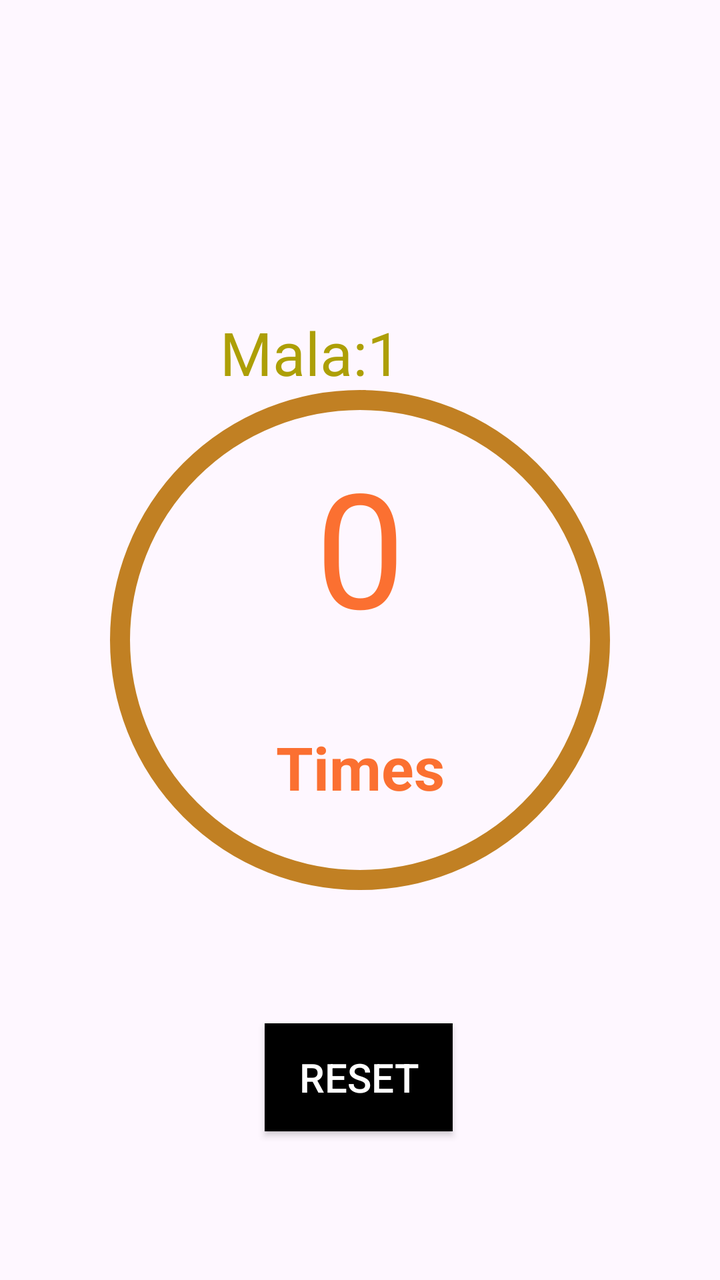
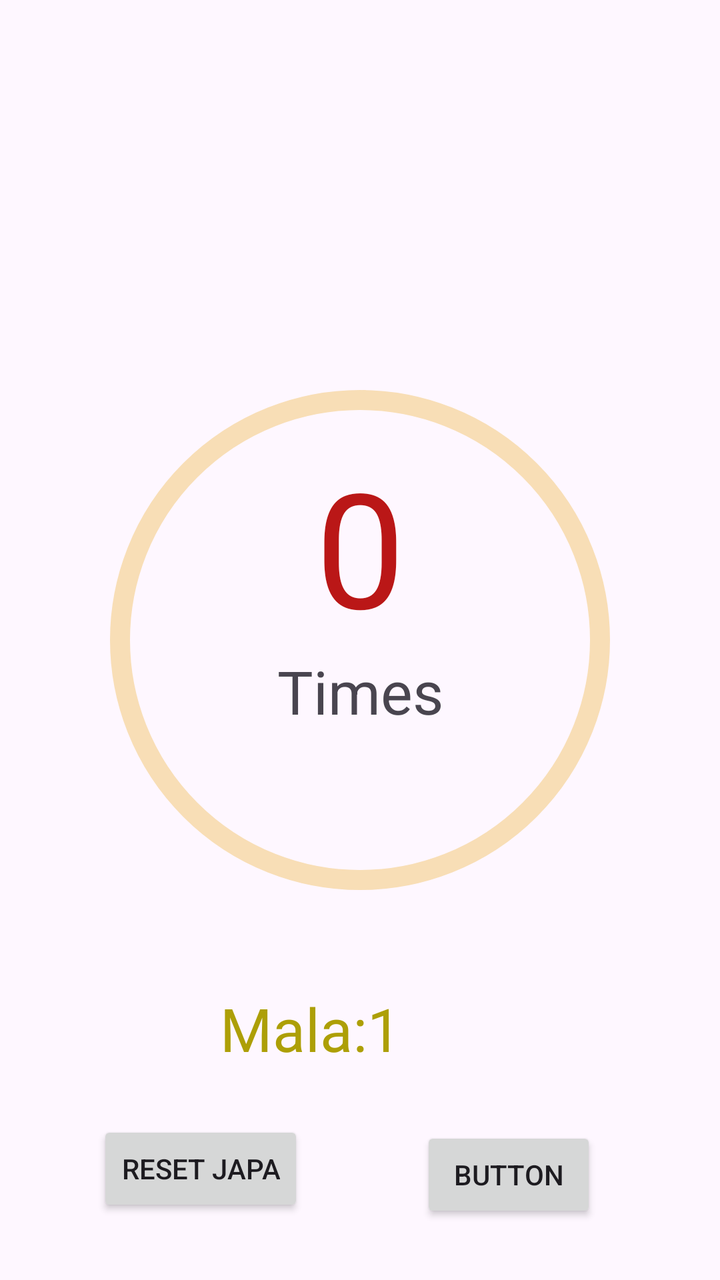

Screens rendered from an Android XML layout before and after an edit, with the pre-edit source and the edit as a unified diff.
<!-- AndroidManifest.xml: application theme Theme.CounterApp -->
<!-- res/layout/activity_main.xml -->
<?xml version="1.0" encoding="utf-8"?>
<androidx.constraintlayout.widget.ConstraintLayout xmlns:android="http://schemas.android.com/apk/res/android"
    xmlns:app="http://schemas.android.com/apk/res-auto"
    xmlns:tools="http://schemas.android.com/tools"
    android:id="@+id/main"
    android:clickable="true"
    android:layout_width="match_parent"
    android:layout_height="match_parent"
    tools:context=".MainActivity">


    <com.google.android.material.progressindicator.CircularProgressIndicator

        android:id="@+id/progress"
        android:layout_width="218dp"
        android:layout_height="230dp"
        app:indicatorSize="250dp"
        android:max="108"
        app:trackColor="#C18023"
        app:indicatorColor="#2C7C1A"
        android:progress="0"
        app:layout_constraintBottom_toBottomOf="parent"
        app:layout_constraintEnd_toEndOf="parent"
        app:layout_constraintStart_toStartOf="parent"
        app:layout_constraintTop_toTopOf="parent"
        app:trackThickness="10dp" />

    <androidx.constraintlayout.widget.ConstraintLayout
        android:id="@+id/constraintLayout"
        android:layout_width="200dp"
        android:layout_height="200dp"
        app:layout_constraintBaseline_toTopOf="parent"
        app:layout_constraintBottom_toBottomOf="parent"
        app:layout_constraintEnd_toEndOf="parent"
        app:layout_constraintHorizontal_bias="0.497"
        app:layout_constraintStart_toStartOf="parent"
        app:layout_constraintTop_toTopOf="parent"
        app:layout_constraintVertical_bias="0.499">

        <TextView
            android:id="@+id/countTxt"
            android:layout_width="wrap_content"
            android:layout_height="wrap_content"
            android:text="0"
            android:textColor="#FB7031"
            android:textSize="80sp"
            app:layout_constraintEnd_toEndOf="parent"
            app:layout_constraintHorizontal_bias="0.503"
            app:layout_constraintStart_toStartOf="parent"
            tools:ignore="MissingConstraints"
            tools:layout_editor_absoluteY="47dp" />

        <TextView
            android:id="@+id/timesTxt"
            android:layout_width="wrap_content"
            android:layout_height="wrap_content"
            android:layout_marginBottom="16dp"
            android:text="Times"
            android:textColor="#FB7031"
            android:textSize="30sp"
            android:textStyle="bold"
            app:layout_constraintBottom_toBottomOf="parent"
            app:layout_constraintEnd_toEndOf="parent"
            app:layout_constraintHorizontal_bias="0.504"
            app:layout_constraintStart_toStartOf="parent" />
    </androidx.constraintlayout.widget.ConstraintLayout>

    <androidx.appcompat.widget.AppCompatButton
        android:id="@+id/resetBtn"
        android:layout_width="94dp"
        android:layout_height="54dp"
        android:background="@color/black"
        android:text="Reset"
        android:textColor="@color/white"
        android:textSize="20sp"
        app:layout_constraintBottom_toBottomOf="parent"
        app:layout_constraintEnd_toEndOf="parent"
        app:layout_constraintHorizontal_bias="0.498"
        app:layout_constraintStart_toStartOf="parent"
        app:layout_constraintTop_toBottomOf="@+id/progress"
        app:layout_constraintVertical_bias="0.457" />

    <LinearLayout
        android:id="@+id/linearLayout"
        android:layout_width="200dp"
        android:layout_height="wrap_content"
        android:orientation="horizontal"
        app:layout_constraintBottom_toBottomOf="parent"
        app:layout_constraintEnd_toEndOf="parent"
        app:layout_constraintHorizontal_bias="0.687"
        app:layout_constraintStart_toStartOf="parent"
        app:layout_constraintTop_toTopOf="parent"
        app:layout_constraintVertical_bias="0.26">

        <TextView
            android:id="@+id/mala_text"
            android:layout_width="wrap_content"
            android:layout_height="wrap_content"
            android:text="Mala:"
            android:textColor="#AD9F06"
            android:textSize="30sp"
            tools:layout_editor_absoluteX="155dp"
            tools:layout_editor_absoluteY="504dp" />

        <TextView
            android:id="@+id/mala_count"
            android:layout_width="wrap_content"
            android:layout_height="wrap_content"
            android:text="1"
            android:textColor="#AD9F06"
            android:textSize="30sp"
            tools:layout_editor_absoluteX="241dp"
            tools:layout_editor_absoluteY="503dp" />

    </LinearLayout>
</androidx.constraintlayout.widget.ConstraintLayout>
<!-- resources referenced by this layout -->
<resources>
  <color name="black">#FF000000</color>
  <color name="white">#FFFFFFFF</color>
  <style name="Theme.CounterApp" parent="Base.Theme.CounterApp" />
  <style name="Base.Theme.CounterApp" parent="Theme.Material3.DayNight.NoActionBar">
          
          
      </style>
</resources>

<!-- the commit's change to res/layout/activity_main.xml (unified diff, before → after) -->
@@ -3,82 +3,74 @@
     xmlns:app="http://schemas.android.com/apk/res-auto"
     xmlns:tools="http://schemas.android.com/tools"
     android:id="@+id/main"
-    android:clickable="true"
+    android:hapticFeedbackEnabled="true"
     android:layout_width="match_parent"
     android:layout_height="match_parent"
-    tools:context=".MainActivity">
+    tools:context=".MainActivity"
+    android:clickable="true">
 
 
     <com.google.android.material.progressindicator.CircularProgressIndicator
-
-        android:id="@+id/progress"
-        android:layout_width="218dp"
-        android:layout_height="230dp"
+        android:id="@+id/circularIndiacator"
+        android:layout_width="wrap_content"
+        android:layout_height="wrap_content"
+        android:indeterminate="false"
+        app:trackThickness="10dp"
+        app:trackColor="#F8DEB6"
+        app:indicatorColor="#E26C32"
+        android:max="108"
+        app:indicatorInset="5dp"
         app:indicatorSize="250dp"
-        android:max="108"
-        app:trackColor="#C18023"
-        app:indicatorColor="#2C7C1A"
-        android:progress="0"
         app:layout_constraintBottom_toBottomOf="parent"
         app:layout_constraintEnd_toEndOf="parent"
         app:layout_constraintStart_toStartOf="parent"
-        app:layout_constraintTop_toTopOf="parent"
-        app:trackThickness="10dp" />
+        app:layout_constraintTop_toTopOf="parent" />
 
     <androidx.constraintlayout.widget.ConstraintLayout
         android:id="@+id/constraintLayout"
         android:layout_width="200dp"
         android:layout_height="200dp"
-        app:layout_constraintBaseline_toTopOf="parent"
-        app:layout_constraintBottom_toBottomOf="parent"
+        app:layout_constraintBottom_toTopOf="@+id/linearLayout"
         app:layout_constraintEnd_toEndOf="parent"
         app:layout_constraintHorizontal_bias="0.497"
         app:layout_constraintStart_toStartOf="parent"
         app:layout_constraintTop_toTopOf="parent"
-        app:layout_constraintVertical_bias="0.499">
+        app:layout_constraintVertical_bias="0.716">
 
         <TextView
-            android:id="@+id/countTxt"
+            android:id="@+id/counterNumbertxt"
             android:layout_width="wrap_content"
-            android:layout_height="wrap_content"
+            android:layout_height="90dp"
+            android:layout_centerInParent="true"
+            android:layout_marginBottom="7dp"
+            android:gravity="center"
             android:text="0"
-            android:textColor="#FB7031"
-            android:textSize="80sp"
+            android:textColor="#BA1717"
+            android:textSize="80dp"
+            app:layout_constraintBottom_toTopOf="@+id/textView"
             app:layout_constraintEnd_toEndOf="parent"
             app:layout_constraintHorizontal_bias="0.503"
             app:layout_constraintStart_toStartOf="parent"
-            tools:ignore="MissingConstraints"
-            tools:layout_editor_absoluteY="47dp" />
+            app:layout_constraintTop_toTopOf="parent"
+            app:layout_constraintVertical_bias="0.0" />
 
         <TextView
-            android:id="@+id/timesTxt"
+            android:id="@+id/textView"
             android:layout_width="wrap_content"
             android:layout_height="wrap_content"
-            android:layout_marginBottom="16dp"
+            android:layout_below="@+id/counterNumbertxt"
+            android:layout_centerHorizontal="true"
+            android:layout_marginBottom="36dp"
             android:text="Times"
-            android:textColor="#FB7031"
             android:textSize="30sp"
-            android:textStyle="bold"
             app:layout_constraintBottom_toBottomOf="parent"
             app:layout_constraintEnd_toEndOf="parent"
             app:layout_constraintHorizontal_bias="0.504"
-            app:layout_constraintStart_toStartOf="parent" />
+            app:layout_constraintStart_toStartOf="parent"
+            app:layout_constraintTop_toBottomOf="@+id/counterNumbertxt"
+            app:layout_constraintVertical_bias="0.5" />
+
     </androidx.constraintlayout.widget.ConstraintLayout>
-
-    <androidx.appcompat.widget.AppCompatButton
-        android:id="@+id/resetBtn"
-        android:layout_width="94dp"
-        android:layout_height="54dp"
-        android:background="@color/black"
-        android:text="Reset"
-        android:textColor="@color/white"
-        android:textSize="20sp"
-        app:layout_constraintBottom_toBottomOf="parent"
-        app:layout_constraintEnd_toEndOf="parent"
-        app:layout_constraintHorizontal_bias="0.498"
-        app:layout_constraintStart_toStartOf="parent"
-        app:layout_constraintTop_toBottomOf="@+id/progress"
-        app:layout_constraintVertical_bias="0.457" />
 
     <LinearLayout
         android:id="@+id/linearLayout"
@@ -90,7 +82,7 @@
         app:layout_constraintHorizontal_bias="0.687"
         app:layout_constraintStart_toStartOf="parent"
         app:layout_constraintTop_toTopOf="parent"
-        app:layout_constraintVertical_bias="0.26">
+        app:layout_constraintVertical_bias="0.824">
 
         <TextView
             android:id="@+id/mala_text"
@@ -113,4 +105,29 @@
             tools:layout_editor_absoluteY="503dp" />
 
     </LinearLayout>
+
+    <Button
+        android:id="@+id/resetbtn"
+        android:layout_width="wrap_content"
+        android:layout_height="wrap_content"
+        android:text="Reset Japa"
+        app:layout_constraintBottom_toBottomOf="parent"
+        app:layout_constraintEnd_toEndOf="parent"
+        app:layout_constraintHorizontal_bias="0.189"
+        app:layout_constraintStart_toStartOf="parent"
+        app:layout_constraintTop_toBottomOf="@+id/constraintLayout"
+        app:layout_constraintVertical_bias="0.825" />
+
+    <Button
+        android:id="@+id/button"
+        android:layout_width="wrap_content"
+        android:layout_height="wrap_content"
+        android:text="Button"
+        app:layout_constraintBottom_toBottomOf="parent"
+        app:layout_constraintEnd_toEndOf="parent"
+        app:layout_constraintHorizontal_bias="0.486"
+        app:layout_constraintStart_toEndOf="@+id/resetbtn"
+        app:layout_constraintTop_toBottomOf="@+id/linearLayout" />
+
+
 </androidx.constraintlayout.widget.ConstraintLayout>
<!-- resource entries referenced after the edit -->
@@ -1,7 +1,5 @@
 <!-- resources referenced by this layout -->
 <resources>
-  <color name="black">#FF000000</color>
-  <color name="white">#FFFFFFFF</color>
   <style name="Theme.CounterApp" parent="Base.Theme.CounterApp" />
   <style name="Base.Theme.CounterApp" parent="Theme.Material3.DayNight.NoActionBar">
           
